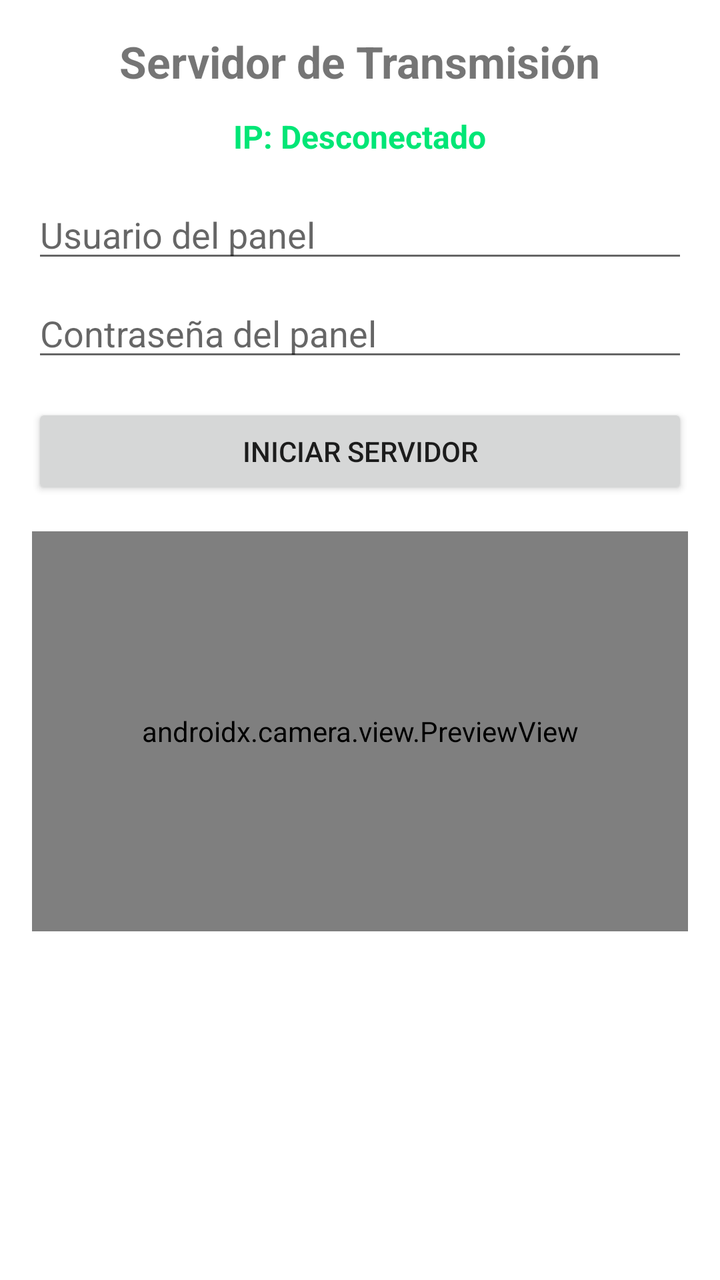
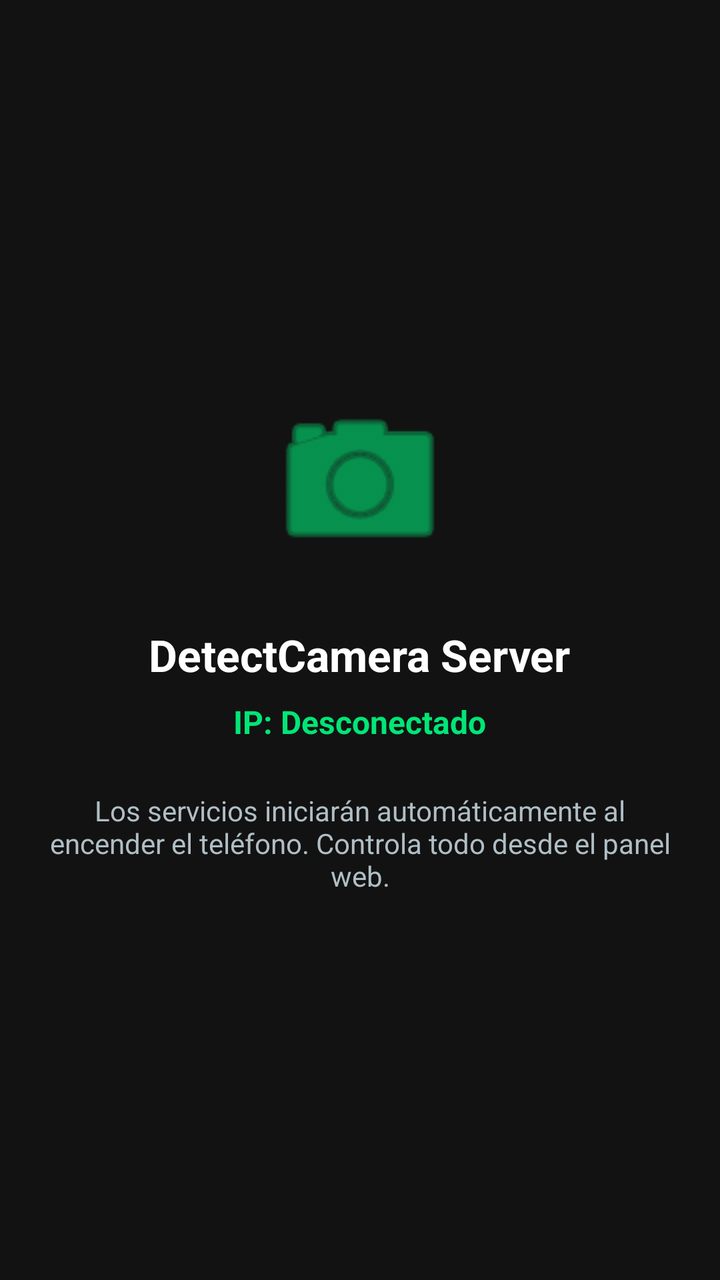

Two renders of the same Android screen: before a commit and after it. Below are the layout's source before the change and the commit's diff.
<!-- AndroidManifest.xml: application theme Theme.MaterialComponents.DayNight.NoActionBar -->
<!-- res/layout/activity_main.xml -->
<?xml version="1.0" encoding="utf-8"?>
<LinearLayout xmlns:android="http://schemas.android.com/apk/res/android"
    android:layout_width="match_parent"
    android:layout_height="match_parent"
    android:orientation="vertical"
    android:padding="16dp"
    android:gravity="center_horizontal">

    <TextView
        android:id="@+id/tvTitle"
        android:layout_width="wrap_content"
        android:layout_height="wrap_content"
        android:text="Servidor de Transmisión"
        android:textSize="22sp"
        android:textStyle="bold"
        android:layout_marginBottom="12dp" />

    <TextView
        android:id="@+id/tvIpAddress"
        android:layout_width="wrap_content"
        android:layout_height="wrap_content"
        android:text="IP: Desconectado"
        android:textSize="16sp"
        android:textColor="#00E676"
        android:textStyle="bold"
        android:layout_marginBottom="16dp" />

    <EditText
        android:id="@+id/etUsername"
        android:layout_width="match_parent"
        android:layout_height="wrap_content"
        android:hint="Usuario del panel"
        android:inputType="text"
        android:layout_marginBottom="8dp" />

    <EditText
        android:id="@+id/etPassword"
        android:layout_width="match_parent"
        android:layout_height="wrap_content"
        android:hint="Contraseña del panel"
        android:inputType="textPassword"
        android:layout_marginBottom="16dp" />

    <Button
        android:id="@+id/btnStartServer"
        android:layout_width="match_parent"
        android:layout_height="wrap_content"
        android:text="Iniciar Servidor"
        android:layout_marginBottom="16dp" />

    <androidx.camera.view.PreviewView
        android:id="@+id/previewView"
        android:layout_width="match_parent"
        android:layout_height="200dp"
        android:background="#222222" />

</LinearLayout>
<!-- resources referenced by this layout -->
<resources>

</resources>

<!-- the commit's change to res/layout/activity_main.xml (unified diff, before → after) -->
@@ -3,55 +3,42 @@
     android:layout_width="match_parent"
     android:layout_height="match_parent"
     android:orientation="vertical"
-    android:padding="16dp"
-    android:gravity="center_horizontal">
+    android:padding="24dp"
+    android:gravity="center"
+    android:background="#121212">
+
+    <ImageView
+        android:layout_width="96dp"
+        android:layout_height="96dp"
+        android:src="@android:drawable/ic_menu_camera"
+        android:tint="#00E676"
+        android:layout_marginBottom="24dp" />
 
     <TextView
-        android:id="@+id/tvTitle"
         android:layout_width="wrap_content"
         android:layout_height="wrap_content"
-        android:text="Servidor de Transmisión"
+        android:text="DetectCamera Server"
         android:textSize="22sp"
+        android:textColor="#FFFFFF"
         android:textStyle="bold"
-        android:layout_marginBottom="12dp" />
+        android:layout_marginBottom="8dp" />
 
     <TextView
-        android:id="@+id/tvIpAddress"
+        android:id="@+id/txtIpStatus"
         android:layout_width="wrap_content"
         android:layout_height="wrap_content"
         android:text="IP: Desconectado"
         android:textSize="16sp"
         android:textColor="#00E676"
         android:textStyle="bold"
-        android:layout_marginBottom="16dp" />
+        android:layout_marginBottom="24dp" />
 
-    <EditText
-        android:id="@+id/etUsername"
-        android:layout_width="match_parent"
+    <TextView
+        android:layout_width="wrap_content"
         android:layout_height="wrap_content"
-        android:hint="Usuario del panel"
-        android:inputType="text"
-        android:layout_marginBottom="8dp" />
-
-    <EditText
-        android:id="@+id/etPassword"
-        android:layout_width="match_parent"
-        android:layout_height="wrap_content"
-        android:hint="Contraseña del panel"
-        android:inputType="textPassword"
-        android:layout_marginBottom="16dp" />
-
-    <Button
-        android:id="@+id/btnStartServer"
-        android:layout_width="match_parent"
-        android:layout_height="wrap_content"
-        android:text="Iniciar Servidor"
-        android:layout_marginBottom="16dp" />
-
-    <androidx.camera.view.PreviewView
-        android:id="@+id/previewView"
-        android:layout_width="match_parent"
-        android:layout_height="200dp"
-        android:background="#222222" />
+        android:text="Los servicios iniciarán automáticamente al encender el teléfono. Controla todo desde el panel web."
+        android:textSize="14sp"
+        android:textColor="#B0BEC5"
+        android:gravity="center" />
 
 </LinearLayout>
